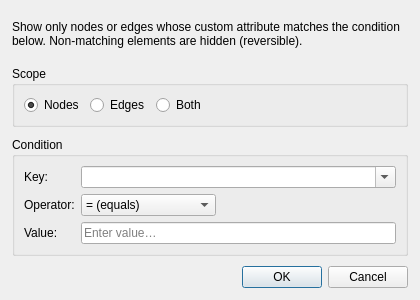
First picture: the form in src/forms/dialogfilterbyattribute.ui, repository socnetv/app, before the edit.
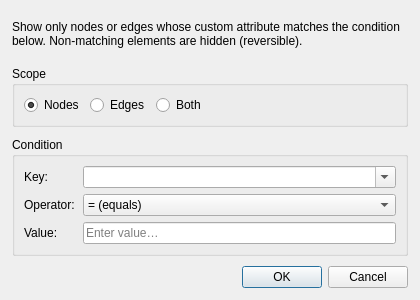
Second picture: the form after the edit.

Commit message: WS9 | closes #217: New Filter combo in Control Panel; fix dialog alignment; update docs

Diff of the .ui file:
```diff
--- a/src/forms/dialogfilterbyattribute.ui
+++ b/src/forms/dialogfilterbyattribute.ui
@@ -90,16 +90,15 @@
      <property name="title">
       <string>Condition</string>
      </property>
-     <layout class="QFormLayout" name="conditionLayout">
-      <property name="formAlignment">
-       <set>Qt::AlignmentFlag::AlignLeft|Qt::AlignmentFlag::AlignTop</set>
-      </property>
-      <property name="fieldGrowthPolicy">
-       <enum>QFormLayout::FieldGrowthPolicy::ExpandingFieldsGrow</enum>
-      </property>
+     <layout class="QGridLayout" name="conditionLayout" columnstretch="0,1">
+      <property name="horizontalSpacing"><number>8</number></property>
+      <property name="verticalSpacing"><number>6</number></property>
       <item row="0" column="0">
        <widget class="QLabel" name="keyLabel">
         <property name="text"><string>Key:</string></property>
+        <property name="alignment">
+         <set>Qt::AlignmentFlag::AlignLeft|Qt::AlignmentFlag::AlignVCenter</set>
+        </property>
        </widget>
       </item>
       <item row="0" column="1">
@@ -134,6 +133,9 @@
       <item row="2" column="0">
        <widget class="QLabel" name="valueLabel">
         <property name="text"><string>Value:</string></property>
+        <property name="alignment">
+         <set>Qt::AlignmentFlag::AlignLeft|Qt::AlignmentFlag::AlignVCenter</set>
+        </property>
        </widget>
       </item>
       <item row="2" column="1">
```
Left out of the diff: 3 changed lines with no effect on the pictures. The commit also changes 5 other files.
